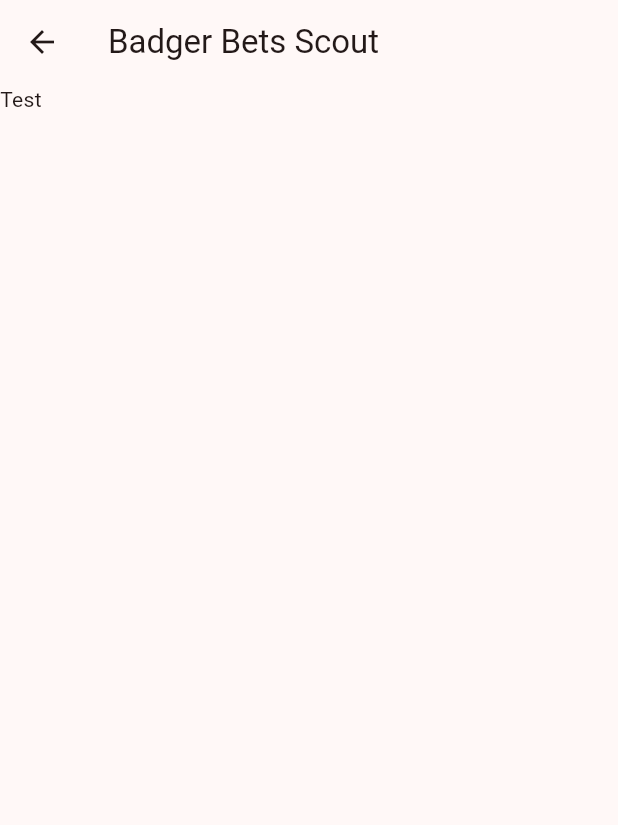
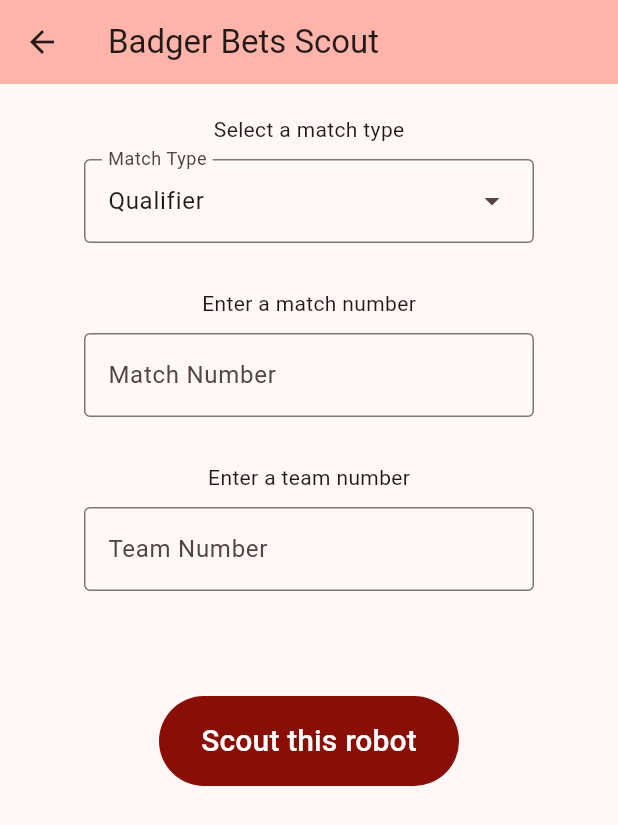
Before and after one commit to team1306/BadgerBetsV2, a Flutter app: the Scout screen opened directly, on a phone screen of 412 x 824 dp. Shown: the top 825 px of the screen. Run offline on Flutter 3.47's test engine with Material 3 defaults, Android fonts, the phone set to English and light mode, and no system bars.

Commit message:
made a scout page with inputs for match

```diff
--- /dev/null
+++ b/lib/MatchType.dart
@@ -0,0 +1,5 @@
+enum MatchType {
+  PRACTICE,
+  QUALIFIER,
+  PLAYOFF
+}
--- a/lib/scout.dart
+++ b/lib/scout.dart
@@ -1,5 +1,7 @@
 import 'package:bbotsscoutingapp2025/Constants.dart';
+import 'package:bbotsscoutingapp2025/MatchType.dart';
 import 'package:flutter/material.dart';
+import 'package:flutter/services.dart';
 
 class Scout extends StatefulWidget {
   const Scout ({super.key});
@@ -13,9 +15,68 @@ class PreMatchState extends State<Scout> {
 
   @override
   Widget build(BuildContext context) {
+    List<DropdownMenuEntry> matchTypeOptions = [
+      DropdownMenuEntry(value: MatchType.PRACTICE, label: "Practice"),
+      DropdownMenuEntry(value: MatchType.QUALIFIER, label: "Qualifier"),
+      DropdownMenuEntry(value: MatchType.PLAYOFF, label: "Playoff"),
+    ];
+    DropdownMenu matchTypeSelector = DropdownMenu(
+      dropdownMenuEntries: matchTypeOptions,
+      initialSelection: MatchType.QUALIFIER,
+      width: double.infinity,
+      label: Text("Match Type"),
+    );
+
+    TextField matchNumberInput = TextField(
+      keyboardType: TextInputType.number,
+      inputFormatters: [FilteringTextInputFormatter.digitsOnly],
+      decoration: InputDecoration(
+        border: OutlineInputBorder(),
+        label: Text("Match Number")
+      ),
+    );
+
+    TextField teamNumberInput = TextField(
+      keyboardType: TextInputType.number,
+      inputFormatters: [FilteringTextInputFormatter.digitsOnly],
+      decoration: InputDecoration(
+        border: OutlineInputBorder(),
+        label: Text("Team Number")
+      ),
+    );
+
     return Scaffold(
-      appBar: AppBar(title: Text("${Constants.appTitle} Scout"),),
-      body: Text("Test")
+      appBar: AppBar(
+        title: Text("${Constants.appTitle} Scout"),
+        backgroundColor: Theme.of(context).colorScheme.inversePrimary,
+      ),
+      body: Center(
+        child: SizedBox( width: 300,
+          child: Column(
+            spacing: 10,
+            children: [
+              SizedBox(height: 10),
+              Text("Select a match type"),
+              matchTypeSelector,
+              SizedBox(height: 10),
+              Text("Enter a match number"),
+              matchNumberInput,
+              SizedBox(height: 10),
+              Text("Enter a team number"),
+              teamNumberInput,
+              SizedBox(height: 50),
+              TextButton(
+                onPressed: () {},
+                style: ButtonStyle(
+                  backgroundColor: WidgetStateColor.resolveWith((states) => const Color.fromARGB(255, 137, 14, 5)),
+                  minimumSize: WidgetStatePropertyAll(Size(200, 60)),
+                ),
+                child: Text("Scout this robot", style: TextStyle(color: Colors.white, fontSize: 20)),
+              )
+            ],
+          ),
+        )
+      )
     );
   }
 }
```
Also changed, not shown: lib/main.dart (renamed from lib/App.dart), 1 other file.
